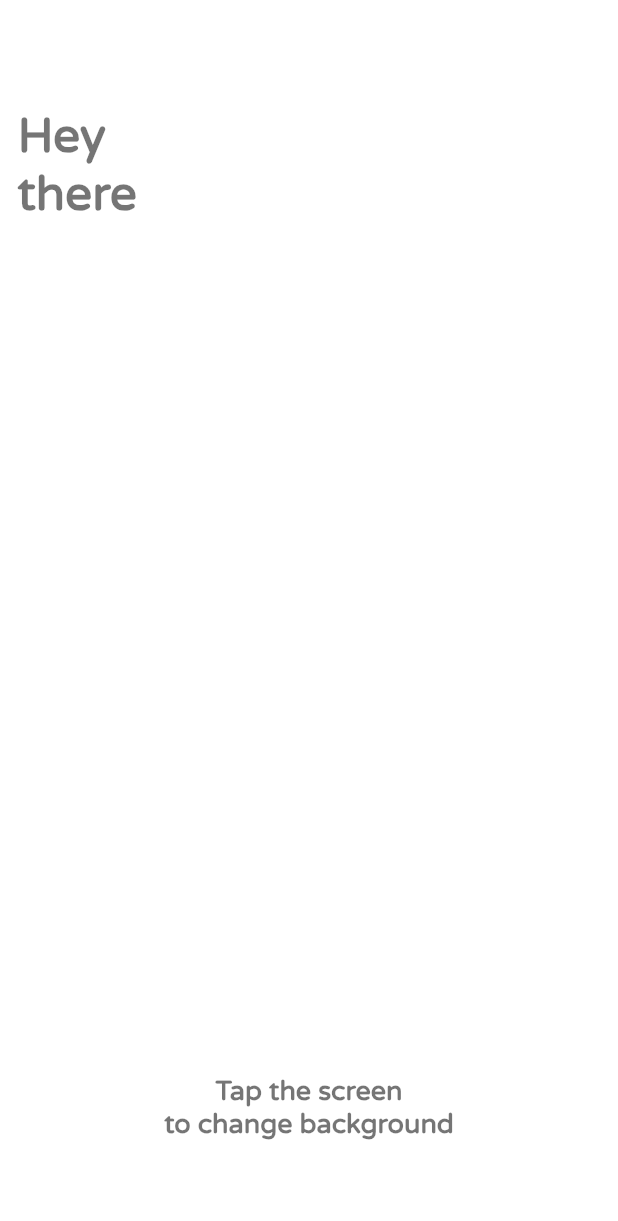
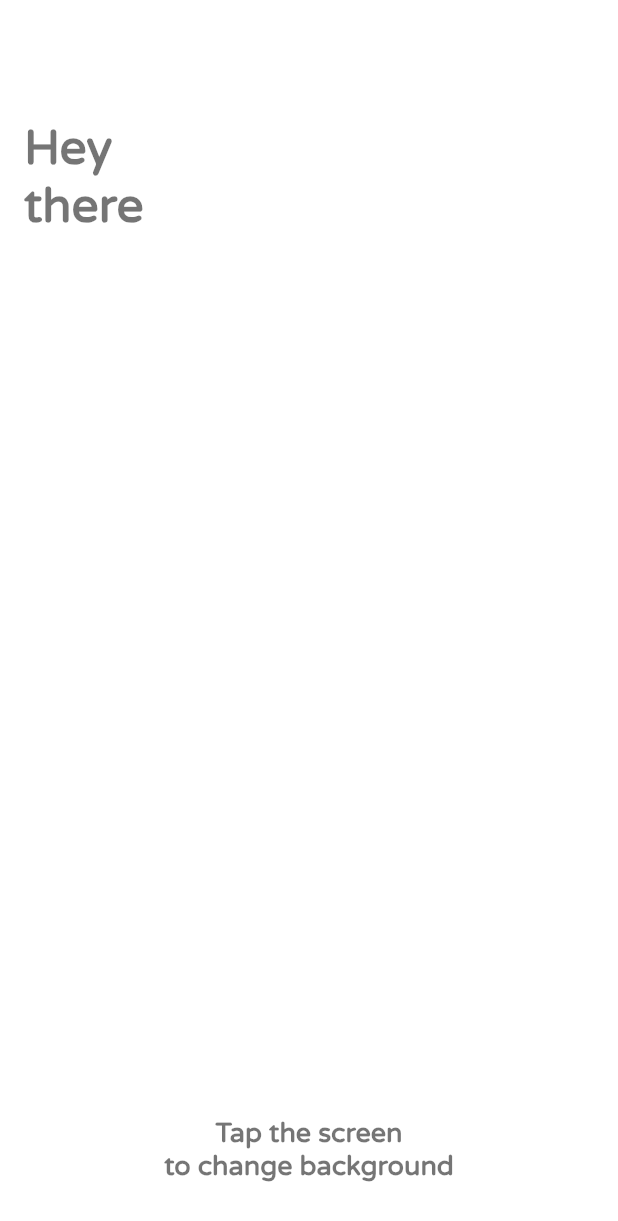
Before and after one commit to MarSeliN666/flutter_change_background, a Flutter app: the screen it shows after launch, on a phone screen of 412 x 824 dp. Shown: the top 1221 px of the screen. Run offline on Flutter 3.47's test engine with Material 2 defaults, Android fonts, the phone set to English and light mode, and no system bars.

Commit message:
Reformatted code

```diff
--- /dev/null
+++ b/lib/ChangeColor.dart
@@ -0,0 +1,13 @@
+import 'dart:math';
+
+import 'package:flutter/material.dart';
+
+class ChangeColor {
+  //Generate random color
+  Color generateRandomColor() {
+    Random random = Random();
+    double randomDouble = random.nextDouble();
+
+    return Color((randomDouble * 0xFFFFFF).toInt()).withOpacity(1.0);
+  }
+}
--- a/lib/main.dart
+++ b/lib/main.dart
@@ -1,6 +1,6 @@
-import 'dart:math';
+import 'package:flutter/material.dart';
 
-import 'package:flutter/material.dart';
+import 'ChangeColor.dart';
 
 void main() {
   runApp(MainWidget());
@@ -29,12 +29,12 @@ class HomePage extends StatefulWidget {
   _HomePageState createState() => _HomePageState();
 }
 
-class _HomePageState extends State<HomePage> with TickerProviderStateMixin {
+class _HomePageState extends State<HomePage> {
   Color _colorBackground = Colors.white;
 
   void _changeBackground() {
     setState(() {
-      _colorBackground = generateRandomColor();
+      _colorBackground = ChangeColor().generateRandomColor();
     });
   }
 
@@ -47,40 +47,28 @@ class _HomePageState extends State<HomePage> with TickerProviderStateMixin {
       child: Scaffold(
         backgroundColor: _colorBackground,
         body: SafeArea(
-          child: Row(
-            children: [
-              Expanded(
           child: Column(
+            crossAxisAlignment: CrossAxisAlignment.stretch,
+            mainAxisSize: MainAxisSize.max,
             children: [
               SizedBox(
                 height: 64.0,
               ),
               Padding(
-                      padding: const EdgeInsets.all(8.0),
-                      child: Text('Hey\nthere',
-                          style: Theme.of(context).textTheme.headline1),
-                    ),
-                  ],
+                padding: const EdgeInsets.all(16.0),
+                child: Text(
+                  'Hey\nthere',
+                  style: Theme.of(context).textTheme.headline1,
                 ),
               ),
-              Expanded(
-                flex: 2,
-                child: Column(
-                  mainAxisAlignment: MainAxisAlignment.end,
-                  children: [
+              Spacer(),
               Text(
                 'Tap the screen\nto change background',
                 textAlign: TextAlign.center,
                 style: Theme.of(context).textTheme.headline2,
               ),
               SizedBox(
-                      height: 64.0,
-                    ),
-                  ],
-                ),
-              ),
-              Expanded(
-                child: Column(),
+                height: 36.0,
               ),
             ],
           ),
@@ -89,11 +77,3 @@ class _HomePageState extends State<HomePage> with TickerProviderStateMixin {
     );
   }
 }
-
-//Generate random color
-Color generateRandomColor() {
-  Random random = Random();
-  double randomDouble = random.nextDouble();
-
-  return Color((randomDouble * 0xFFFFFF).toInt()).withOpacity(1.0);
-}
```
Lines whose indentation alone changed are shown as unchanged.
